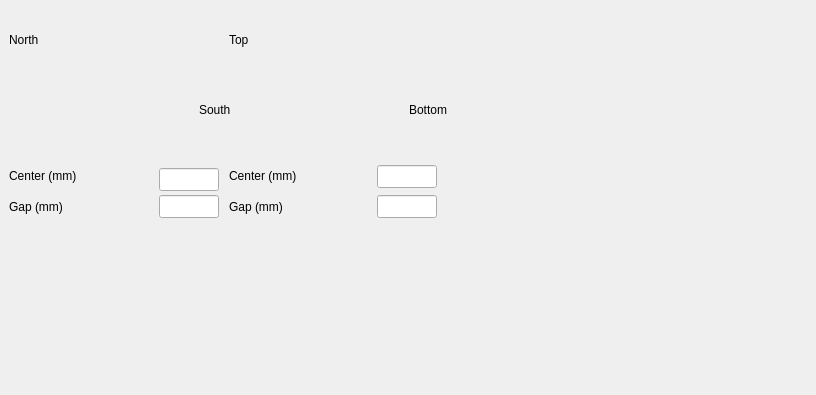
Above: pcdsdevices/ui/BeckhoffSlits.embedded.ui from pcdshub/pcdsdevices before the change. Below: the same form after it.
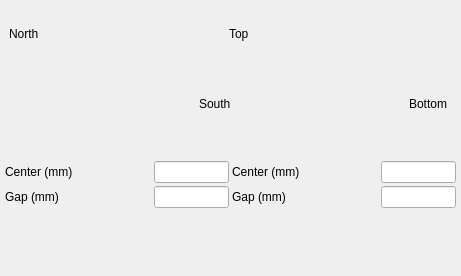
That is the form after the change. Custom widgets are drawn as their Qt base class.

Commit message: WIP: slit templates at the end of the 16th

The edit to the form file:
```diff
--- a/pcdsdevices/ui/BeckhoffSlits.embedded.ui
+++ b/pcdsdevices/ui/BeckhoffSlits.embedded.ui
@@ -6,8 +6,8 @@
    <rect>
     <x>0</x>
     <y>0</y>
-    <width>816</width>
-    <height>395</height>
+    <width>461</width>
+    <height>276</height>
    </rect>
   </property>
   <property name="sizePolicy">
@@ -37,7 +37,7 @@
   <property name="windowTitle">
    <string>Form</string>
   </property>
-  <layout class="QVBoxLayout" name="main_layout" stretch="0,0,0">
+  <layout class="QVBoxLayout" name="main_layout" stretch="0,0,0,0">
    <property name="spacing">
     <number>3</number>
    </property>
@@ -65,10 +65,22 @@
    </item>
    <item>
     <widget class="QFrame" name="frame">
+     <property name="sizePolicy">
+      <sizepolicy hsizetype="Fixed" vsizetype="Fixed">
+       <horstretch>0</horstretch>
+       <verstretch>0</verstretch>
+      </sizepolicy>
+     </property>
      <property name="minimumSize">
       <size>
-       <width>691</width>
-       <height>301</height>
+       <width>450</width>
+       <height>150</height>
+      </size>
+     </property>
+     <property name="maximumSize">
+      <size>
+       <width>450</width>
+       <height>150</height>
       </size>
      </property>
      <property name="styleSheet">
@@ -83,99 +95,11 @@
      <property name="lineWidth">
       <number>0</number>
      </property>
-     <widget class="PyDMLineEdit" name="PyDMLineEdit_7">
-      <property name="geometry">
-       <rect>
-        <x>372</x>
-        <y>157</y>
-        <width>60</width>
-        <height>23</height>
-       </rect>
-      </property>
-      <property name="sizePolicy">
-       <sizepolicy hsizetype="Fixed" vsizetype="Fixed">
-        <horstretch>0</horstretch>
-        <verstretch>0</verstretch>
-       </sizepolicy>
-      </property>
-      <property name="toolTip">
-       <string/>
-      </property>
-      <property name="precision" stdset="0">
-       <number>3</number>
-      </property>
-      <property name="precisionFromPV" stdset="0">
-       <bool>false</bool>
-      </property>
-      <property name="channel" stdset="0">
-       <string>ca://${prefix}:YCEN_REQ</string>
-      </property>
-     </widget>
-     <widget class="PyDMLabel" name="PyDMLabel_37">
-      <property name="geometry">
-       <rect>
-        <x>224</x>
-        <y>160</y>
-        <width>71</width>
-        <height>16</height>
-       </rect>
-      </property>
-      <property name="toolTip">
-       <string/>
-      </property>
-      <property name="text">
-       <string>Center (mm)</string>
-      </property>
-     </widget>
-     <widget class="PyDMLabel" name="PyDMLabel_38">
-      <property name="geometry">
-       <rect>
-        <x>224</x>
-        <y>188</y>
-        <width>67</width>
-        <height>21</height>
-       </rect>
-      </property>
-      <property name="toolTip">
-       <string/>
-      </property>
-      <property name="text">
-       <string>Gap (mm)</string>
-      </property>
-     </widget>
-     <widget class="PyDMLineEdit" name="PyDMLineEdit_8">
-      <property name="geometry">
-       <rect>
-        <x>372</x>
-        <y>187</y>
-        <width>60</width>
-        <height>23</height>
-       </rect>
-      </property>
-      <property name="sizePolicy">
-       <sizepolicy hsizetype="Fixed" vsizetype="Fixed">
-        <horstretch>0</horstretch>
-        <verstretch>0</verstretch>
-       </sizepolicy>
-      </property>
-      <property name="toolTip">
-       <string/>
-      </property>
-      <property name="precision" stdset="0">
-       <number>3</number>
-      </property>
-      <property name="precisionFromPV" stdset="0">
-       <bool>false</bool>
-      </property>
-      <property name="channel" stdset="0">
-       <string>ca://${prefix}:YWID_REQ</string>
-      </property>
-     </widget>
      <widget class="PyDMLabel" name="PyDMLabel_39">
       <property name="geometry">
        <rect>
         <x>224</x>
-        <y>24</y>
+        <y>18</y>
         <width>41</width>
         <height>16</height>
        </rect>
@@ -191,7 +115,7 @@
       <property name="geometry">
        <rect>
         <x>404</x>
-        <y>94</y>
+        <y>88</y>
         <width>51</width>
         <height>16</height>
        </rect>
@@ -207,7 +131,7 @@
       <property name="geometry">
        <rect>
         <x>334</x>
-        <y>4</y>
+        <y>-2</y>
         <width>71</width>
         <height>144</height>
        </rect>
@@ -285,7 +209,7 @@
       <property name="geometry">
        <rect>
         <x>264</x>
-        <y>4</y>
+        <y>-2</y>
         <width>71</width>
         <height>144</height>
        </rect>
@@ -368,27 +292,11 @@
        <double>0.000000000000000</double>
       </property>
      </widget>
-     <widget class="PyDMLabel" name="PyDMLabel_41">
-      <property name="geometry">
-       <rect>
-        <x>4</x>
-        <y>188</y>
-        <width>67</width>
-        <height>21</height>
-       </rect>
-      </property>
-      <property name="toolTip">
-       <string/>
-      </property>
-      <property name="text">
-       <string>Gap (mm)</string>
-      </property>
-     </widget>
      <widget class="PyDMLabel" name="PyDMLabel_42">
       <property name="geometry">
        <rect>
         <x>4</x>
-        <y>24</y>
+        <y>18</y>
         <width>41</width>
         <height>16</height>
        </rect>
@@ -407,7 +315,7 @@
       <property name="geometry">
        <rect>
         <x>54</x>
-        <y>4</y>
+        <y>-2</y>
         <width>141</width>
         <height>71</height>
        </rect>
@@ -494,7 +402,7 @@
       <property name="geometry">
        <rect>
         <x>54</x>
-        <y>74</y>
+        <y>68</y>
         <width>141</width>
         <height>71</height>
        </rect>
@@ -566,7 +474,7 @@
       <property name="geometry">
        <rect>
         <x>194</x>
-        <y>94</y>
+        <y>88</y>
         <width>41</width>
         <height>16</height>
        </rect>
@@ -578,31 +486,49 @@
        <string>South</string>
       </property>
      </widget>
-     <widget class="PyDMLabel" name="PyDMLabel_44">
-      <property name="geometry">
-       <rect>
-        <x>4</x>
-        <y>160</y>
-        <width>71</width>
-        <height>16</height>
-       </rect>
+    </widget>
+   </item>
+   <item>
+    <layout class="QGridLayout" name="gridLayout">
+     <property name="topMargin">
+      <number>0</number>
+     </property>
+     <item row="1" column="1">
+      <widget class="PyDMLabel" name="PyDMLabel_48">
+       <property name="sizePolicy">
+        <sizepolicy hsizetype="Fixed" vsizetype="Fixed">
+         <horstretch>0</horstretch>
+         <verstretch>0</verstretch>
+        </sizepolicy>
+       </property>
+       <property name="minimumSize">
+        <size>
+         <width>75</width>
+         <height>0</height>
+        </size>
       </property>
       <property name="toolTip">
        <string/>
       </property>
-      <property name="text">
-       <string>Center (mm)</string>
-      </property>
-     </widget>
+       <property name="whatsThis">
+        <string/>
+       </property>
+       <property name="precision" stdset="0">
+        <number>3</number>
+       </property>
+       <property name="precisionFromPV" stdset="0">
+        <bool>false</bool>
+       </property>
+       <property name="channel" stdset="0">
+        <string>ca://${prefix}:ACTUAL_XWIDTH_RBV</string>
+       </property>
+       <property name="displayFormat" stdset="0">
+        <enum>PyDMLabel::Decimal</enum>
+       </property>
+      </widget>
+     </item>
+     <item row="0" column="2">
      <widget class="PyDMLineEdit" name="PyDMLineEdit_23">
-      <property name="geometry">
-       <rect>
-        <x>154</x>
-        <y>160</y>
-        <width>60</width>
-        <height>23</height>
-       </rect>
-      </property>
       <property name="sizePolicy">
        <sizepolicy hsizetype="Fixed" vsizetype="Fixed">
         <horstretch>0</horstretch>
@@ -622,15 +548,19 @@
        <string>ca://${prefix}:XCEN_REQ</string>
       </property>
      </widget>
+     </item>
+     <item row="1" column="0">
+      <widget class="PyDMLabel" name="PyDMLabel_41">
+       <property name="toolTip">
+        <string/>
+       </property>
+       <property name="text">
+        <string>Gap (mm)</string>
+       </property>
+      </widget>
+     </item>
+     <item row="1" column="2">
      <widget class="PyDMLineEdit" name="PyDMLineEdit_24">
-      <property name="geometry">
-       <rect>
-        <x>154</x>
-        <y>187</y>
-        <width>60</width>
-        <height>23</height>
-       </rect>
-      </property>
       <property name="sizePolicy">
        <sizepolicy hsizetype="Fixed" vsizetype="Fixed">
         <horstretch>0</horstretch>
@@ -650,15 +580,63 @@
        <string>ca://${prefix}:XWID_REQ</string>
       </property>
      </widget>
+     </item>
+     <item row="0" column="0">
+      <widget class="PyDMLabel" name="PyDMLabel_44">
+       <property name="toolTip">
+        <string/>
+       </property>
+       <property name="text">
+        <string>Center (mm)</string>
+       </property>
+      </widget>
+     </item>
+     <item row="0" column="1">
+      <widget class="PyDMLabel" name="PyDMLabel_47">
+       <property name="sizePolicy">
+        <sizepolicy hsizetype="Fixed" vsizetype="Fixed">
+         <horstretch>0</horstretch>
+         <verstretch>0</verstretch>
+        </sizepolicy>
+       </property>
+       <property name="minimumSize">
+        <size>
+         <width>75</width>
+         <height>0</height>
+        </size>
+       </property>
+       <property name="toolTip">
+        <string/>
+       </property>
+       <property name="whatsThis">
+        <string/>
+       </property>
+       <property name="precision" stdset="0">
+        <number>3</number>
+       </property>
+       <property name="precisionFromPV" stdset="0">
+        <bool>false</bool>
+       </property>
+       <property name="channel" stdset="0">
+        <string>ca://${prefix}:ACTUAL_XCENTER_RBV</string>
+       </property>
+       <property name="displayFormat" stdset="0">
+        <enum>PyDMLabel::Decimal</enum>
+       </property>
+      </widget>
+     </item>
+     <item row="0" column="3">
+      <widget class="PyDMLabel" name="PyDMLabel_37">
+       <property name="toolTip">
+        <string/>
+       </property>
+       <property name="text">
+        <string>Center (mm)</string>
+       </property>
+      </widget>
+     </item>
+     <item row="0" column="4">
      <widget class="PyDMLabel" name="PyDMLabel_45">
-      <property name="geometry">
-       <rect>
-        <x>302</x>
-        <y>160</y>
-        <width>75</width>
-        <height>21</height>
-       </rect>
-      </property>
       <property name="sizePolicy">
        <sizepolicy hsizetype="Fixed" vsizetype="Fixed">
         <horstretch>0</horstretch>
@@ -690,15 +668,41 @@
        <enum>PyDMLabel::Decimal</enum>
       </property>
      </widget>
+     </item>
+     <item row="0" column="5">
+      <widget class="PyDMLineEdit" name="PyDMLineEdit_7">
+       <property name="sizePolicy">
+        <sizepolicy hsizetype="Fixed" vsizetype="Fixed">
+         <horstretch>0</horstretch>
+         <verstretch>0</verstretch>
+        </sizepolicy>
+       </property>
+       <property name="toolTip">
+        <string/>
+       </property>
+       <property name="precision" stdset="0">
+        <number>3</number>
+       </property>
+       <property name="precisionFromPV" stdset="0">
+        <bool>false</bool>
+       </property>
+       <property name="channel" stdset="0">
+        <string>ca://${prefix}:YCEN_REQ</string>
+       </property>
+      </widget>
+     </item>
+     <item row="1" column="3">
+      <widget class="PyDMLabel" name="PyDMLabel_38">
+       <property name="toolTip">
+        <string/>
+       </property>
+       <property name="text">
+        <string>Gap (mm)</string>
+       </property>
+      </widget>
+     </item>
+     <item row="1" column="4">
      <widget class="PyDMLabel" name="PyDMLabel_46">
-      <property name="geometry">
-       <rect>
-        <x>302</x>
-        <y>188</y>
-        <width>75</width>
-        <height>19</height>
-       </rect>
-      </property>
       <property name="sizePolicy">
        <sizepolicy hsizetype="Fixed" vsizetype="Fixed">
         <horstretch>0</horstretch>
@@ -730,27 +734,15 @@
        <enum>PyDMLabel::Decimal</enum>
       </property>
      </widget>
-     <widget class="PyDMLabel" name="PyDMLabel_47">
-      <property name="geometry">
-       <rect>
-        <x>83</x>
-        <y>160</y>
-        <width>75</width>
-        <height>19</height>
-       </rect>
-      </property>
+     </item>
+     <item row="1" column="5">
+      <widget class="PyDMLineEdit" name="PyDMLineEdit_8">
       <property name="sizePolicy">
        <sizepolicy hsizetype="Fixed" vsizetype="Fixed">
         <horstretch>0</horstretch>
         <verstretch>0</verstretch>
        </sizepolicy>
       </property>
-      <property name="minimumSize">
-       <size>
-        <width>75</width>
-        <height>0</height>
-       </size>
-      </property>
       <property name="toolTip">
        <string/>
       </property>
@@ -764,53 +756,11 @@
        <bool>false</bool>
       </property>
       <property name="channel" stdset="0">
-       <string>ca://${prefix}:ACTUAL_XCENTER_RBV</string>
-      </property>
-      <property name="displayFormat" stdset="0">
-       <enum>PyDMLabel::Decimal</enum>
-      </property>
-     </widget>
-     <widget class="PyDMLabel" name="PyDMLabel_48">
-      <property name="geometry">
-       <rect>
-        <x>83</x>
-        <y>188</y>
-        <width>75</width>
-        <height>19</height>
-       </rect>
-      </property>
-      <property name="sizePolicy">
-       <sizepolicy hsizetype="Fixed" vsizetype="Fixed">
-        <horstretch>0</horstretch>
-        <verstretch>0</verstretch>
-       </sizepolicy>
-      </property>
-      <property name="minimumSize">
-       <size>
-        <width>75</width>
-        <height>0</height>
-       </size>
-      </property>
-      <property name="toolTip">
-       <string/>
-      </property>
-      <property name="whatsThis">
-       <string/>
-      </property>
-      <property name="precision" stdset="0">
-       <number>3</number>
-      </property>
-      <property name="precisionFromPV" stdset="0">
-       <bool>false</bool>
-      </property>
-      <property name="channel" stdset="0">
-       <string>ca://${prefix}:ACTUAL_XWIDTH_RBV</string>
-      </property>
-      <property name="displayFormat" stdset="0">
-       <enum>PyDMLabel::Decimal</enum>
-      </property>
-     </widget>
-    </widget>
+        <string>ca://${prefix}:YWID_REQ</string>
+       </property>
+      </widget>
+     </item>
+    </layout>
    </item>
    <item>
     <spacer name="verticalSpacer">
```
Left out of the diff: 5 changed lines with no effect on the pictures. Lines whose indentation alone changed are shown as unchanged. The commit also changes 1 other file.
